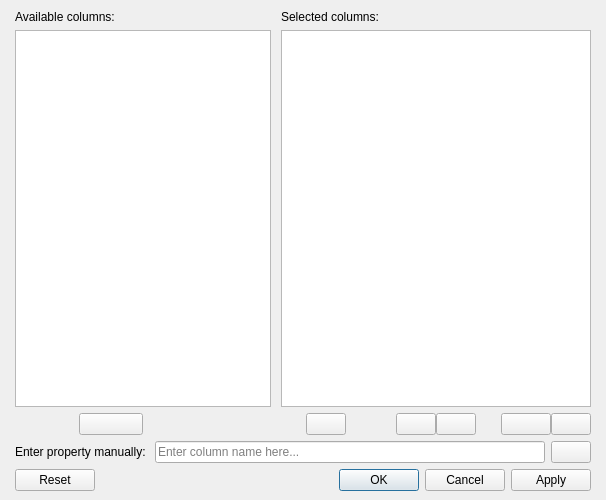
Old version of the form Resources/UI/Add_RemoveColumns.ui in the repository APEbbers/BillOfMaterials-WB.
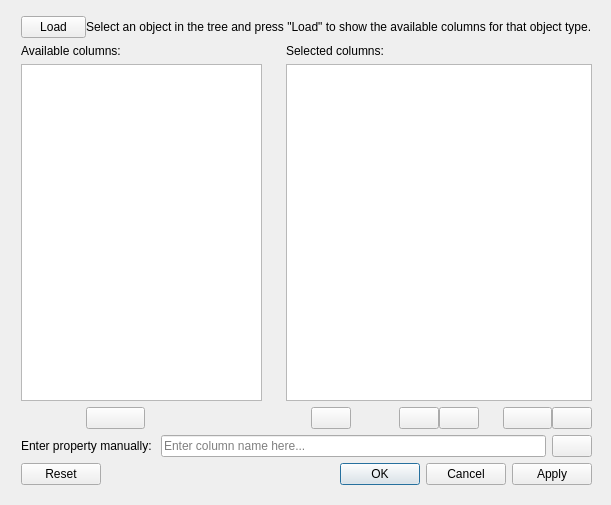
New version of the form. Icons and pictures are not drawn.

Commit message: Added load button to make the procedure more user friendly

Diff of the .ui file:
```diff
--- a/Resources/UI/Add_RemoveColumns.ui
+++ b/Resources/UI/Add_RemoveColumns.ui
@@ -9,8 +9,8 @@
    <rect>
     <x>0</x>
     <y>0</y>
-    <width>606</width>
-    <height>500</height>
+    <width>611</width>
+    <height>505</height>
    </rect>
   </property>
   <property name="sizePolicy">
@@ -45,7 +45,7 @@
     <rect>
      <x>10</x>
      <y>10</y>
-     <width>586</width>
+     <width>593</width>
      <height>481</height>
     </rect>
    </property>
@@ -53,6 +53,18 @@
     <property name="sizeConstraint">
      <enum>QLayout::SetDefaultConstraint</enum>
     </property>
+    <property name="leftMargin">
+     <number>6</number>
+    </property>
+    <property name="topMargin">
+     <number>6</number>
+    </property>
+    <property name="rightMargin">
+     <number>6</number>
+    </property>
+    <property name="bottomMargin">
+     <number>6</number>
+    </property>
     <item row="2" column="1">
      <layout class="QGridLayout" name="gridLayout_4">
       <property name="verticalSpacing">
@@ -128,34 +140,7 @@
       <property name="verticalSpacing">
        <number>6</number>
       </property>
-      <item row="2" column="14">
-       <widget class="QPushButton" name="Sort_ZA">
-        <property name="text">
-         <string/>
-        </property>
-        <property name="icon">
-         <iconset>
-          <normaloff>../Icons/Sort_ZA_Dark.png</normaloff>../Icons/Sort_ZA_Dark.png</iconset>
-        </property>
-       </widget>
-      </item>
-      <item row="2" column="0">
-       <spacer name="horizontalSpacer">
-        <property name="orientation">
-         <enum>Qt::Vertical</enum>
-        </property>
-        <property name="sizeType">
-         <enum>QSizePolicy::Fixed</enum>
-        </property>
-        <property name="sizeHint" stdset="0">
-         <size>
-          <width>5</width>
-          <height>20</height>
-         </size>
-        </property>
-       </spacer>
-      </item>
-      <item row="2" column="5">
+      <item row="3" column="5">
        <spacer name="horizontalSpacer_4">
         <property name="orientation">
          <enum>Qt::Vertical</enum>
@@ -171,80 +156,23 @@
         </property>
        </spacer>
       </item>
-      <item row="2" column="9">
-       <widget class="QPushButton" name="Move_Up">
-        <property name="text">
-         <string/>
+      <item row="3" column="7">
+       <spacer name="horizontalSpacer_2">
+        <property name="orientation">
+         <enum>Qt::Vertical</enum>
         </property>
-        <property name="icon">
-         <iconset>
-          <normaloff>../Icons/SingleArrow_Up_Dark.svg</normaloff>../Icons/SingleArrow_Up_Dark.svg</iconset>
+        <property name="sizeType">
+         <enum>QSizePolicy::Fixed</enum>
         </property>
-       </widget>
-      </item>
-      <item row="2" column="10">
-       <widget class="QPushButton" name="Move_Down">
-        <property name="text">
-         <string/>
-        </property>
-        <property name="icon">
-         <iconset>
-          <normaloff>../Icons/SingleArrow_Down_Dark.svg</normaloff>../Icons/SingleArrow_Down_Dark.svg</iconset>
-        </property>
-       </widget>
-      </item>
-      <item row="1" column="5" colspan="10">
-       <widget class="QListWidget" name="Columns_Present">
-        <property name="sizePolicy">
-         <sizepolicy hsizetype="MinimumExpanding" vsizetype="Expanding">
-          <horstretch>0</horstretch>
-          <verstretch>0</verstretch>
-         </sizepolicy>
-        </property>
-        <property name="sizeIncrement">
+        <property name="sizeHint" stdset="0">
          <size>
-          <width>1</width>
-          <height>0</height>
+          <width>5</width>
+          <height>20</height>
          </size>
         </property>
-        <property name="sizeAdjustPolicy">
-         <enum>QAbstractScrollArea::AdjustIgnored</enum>
-        </property>
-        <property name="dragEnabled">
-         <bool>true</bool>
-        </property>
-        <property name="alternatingRowColors">
-         <bool>false</bool>
-        </property>
-        <property name="selectionMode">
-         <enum>QAbstractItemView::NoSelection</enum>
-        </property>
-        <property name="movement">
-         <enum>QListView::Static</enum>
-        </property>
-        <property name="resizeMode">
-         <enum>QListView::Fixed</enum>
-        </property>
-        <property name="layoutMode">
-         <enum>QListView::SinglePass</enum>
-        </property>
-        <property name="sortingEnabled">
-         <bool>false</bool>
-        </property>
-       </widget>
+       </spacer>
       </item>
-      <item row="2" column="1">
-       <widget class="QPushButton" name="AddItem">
-        <property name="text">
-         <string/>
-        </property>
-        <property name="icon">
-         <iconset>
-          <normaloff>../Icons/+ sign.svg</normaloff>../Icons/+ sign.svg</iconset>
-        </property>
-       </widget>
-      </item>
-      <item row="1" column="4">
+      <item row="2" column="4">
        <layout class="QGridLayout" name="gridLayout">
         <item row="3" column="0">
          <spacer name="verticalSpacer">
@@ -261,50 +189,7 @@
         </item>
        </layout>
       </item>
-      <item row="2" column="12" colspan="2">
-       <widget class="QPushButton" name="Sort_AZ">
-        <property name="text">
-         <string/>
-        </property>
-        <property name="icon">
-         <iconset>
-          <normaloff>../../../../../Icons/General icons/Sort_AZ_Dark.png</normaloff>../../../../../Icons/General icons/Sort_AZ_Dark.png</iconset>
-        </property>
-       </widget>
-      </item>
-      <item row="2" column="7">
-       <spacer name="horizontalSpacer_2">
-        <property name="orientation">
-         <enum>Qt::Vertical</enum>
-        </property>
-        <property name="sizeType">
-         <enum>QSizePolicy::Fixed</enum>
-        </property>
-        <property name="sizeHint" stdset="0">
-         <size>
-          <width>5</width>
-          <height>20</height>
-         </size>
-        </property>
-       </spacer>
-      </item>
-      <item row="2" column="2" colspan="2">
-       <spacer name="horizontalSpacer_3">
-        <property name="orientation">
-         <enum>Qt::Vertical</enum>
-        </property>
-        <property name="sizeType">
-         <enum>QSizePolicy::Fixed</enum>
-        </property>
-        <property name="sizeHint" stdset="0">
-         <size>
-          <width>5</width>
-          <height>5</height>
-         </size>
-        </property>
-       </spacer>
-      </item>
-      <item row="2" column="11">
+      <item row="3" column="11">
        <spacer name="horizontalSpacer_6">
         <property name="orientation">
          <enum>Qt::Vertical</enum>
@@ -320,7 +205,18 @@
         </property>
        </spacer>
       </item>
-      <item row="2" column="6">
+      <item row="3" column="10">
+       <widget class="QPushButton" name="Move_Down">
+        <property name="text">
+         <string/>
+        </property>
+        <property name="icon">
+         <iconset>
+          <normaloff>../Icons/SingleArrow_Down_Dark.svg</normaloff>../Icons/SingleArrow_Down_Dark.svg</iconset>
+        </property>
+       </widget>
+      </item>
+      <item row="3" column="6">
        <widget class="QPushButton" name="RemoveItem">
         <property name="sizePolicy">
          <sizepolicy hsizetype="Preferred" vsizetype="Fixed">
@@ -337,7 +233,7 @@
         </property>
        </widget>
       </item>
-      <item row="1" column="0" colspan="4">
+      <item row="2" column="0" colspan="4">
        <widget class="QListWidget" name="Columns_To_Add">
         <property name="sizePolicy">
          <sizepolicy hsizetype="MinimumExpanding" vsizetype="Expanding">
@@ -368,20 +264,153 @@
         </property>
        </widget>
       </item>
-      <item row="0" column="5" colspan="10">
+      <item row="1" column="5" colspan="10">
        <widget class="QLabel" name="label_2">
         <property name="text">
          <string>Selected columns:</string>
         </property>
        </widget>
       </item>
-      <item row="0" column="0" colspan="4">
+      <item row="1" column="0" colspan="4">
        <widget class="QLabel" name="label">
         <property name="text">
          <string>Available columns:</string>
         </property>
        </widget>
       </item>
+      <item row="2" column="5" colspan="10">
+       <widget class="QListWidget" name="Columns_Present">
+        <property name="sizePolicy">
+         <sizepolicy hsizetype="MinimumExpanding" vsizetype="Expanding">
+          <horstretch>0</horstretch>
+          <verstretch>0</verstretch>
+         </sizepolicy>
+        </property>
+        <property name="sizeIncrement">
+         <size>
+          <width>1</width>
+          <height>0</height>
+         </size>
+        </property>
+        <property name="sizeAdjustPolicy">
+         <enum>QAbstractScrollArea::AdjustIgnored</enum>
+        </property>
+        <property name="dragEnabled">
+         <bool>true</bool>
+        </property>
+        <property name="alternatingRowColors">
+         <bool>false</bool>
+        </property>
+        <property name="selectionMode">
+         <enum>QAbstractItemView::NoSelection</enum>
+        </property>
+        <property name="movement">
+         <enum>QListView::Static</enum>
+        </property>
+        <property name="resizeMode">
+         <enum>QListView::Fixed</enum>
+        </property>
+        <property name="layoutMode">
+         <enum>QListView::SinglePass</enum>
+        </property>
+        <property name="sortingEnabled">
+         <bool>false</bool>
+        </property>
+       </widget>
+      </item>
+      <item row="3" column="1">
+       <widget class="QPushButton" name="AddItem">
+        <property name="text">
+         <string/>
+        </property>
+        <property name="icon">
+         <iconset>
+          <normaloff>../Icons/+ sign.svg</normaloff>../Icons/+ sign.svg</iconset>
+        </property>
+       </widget>
+      </item>
+      <item row="3" column="14">
+       <widget class="QPushButton" name="Sort_ZA">
+        <property name="text">
+         <string/>
+        </property>
+        <property name="icon">
+         <iconset>
+          <normaloff>../Icons/Sort_ZA_Dark.png</normaloff>../Icons/Sort_ZA_Dark.png</iconset>
+        </property>
+       </widget>
+      </item>
+      <item row="3" column="2" colspan="2">
+       <spacer name="horizontalSpacer_3">
+        <property name="orientation">
+         <enum>Qt::Vertical</enum>
+        </property>
+        <property name="sizeType">
+         <enum>QSizePolicy::Fixed</enum>
+        </property>
+        <property name="sizeHint" stdset="0">
+         <size>
+          <width>5</width>
+          <height>5</height>
+         </size>
+        </property>
+       </spacer>
+      </item>
+      <item row="3" column="9">
+       <widget class="QPushButton" name="Move_Up">
+        <property name="text">
+         <string/>
+        </property>
+        <property name="icon">
+         <iconset>
+          <normaloff>../Icons/SingleArrow_Up_Dark.svg</normaloff>../Icons/SingleArrow_Up_Dark.svg</iconset>
+        </property>
+       </widget>
+      </item>
+      <item row="3" column="0">
+       <spacer name="horizontalSpacer">
+        <property name="orientation">
+         <enum>Qt::Vertical</enum>
+        </property>
+        <property name="sizeType">
+         <enum>QSizePolicy::Fixed</enum>
+        </property>
+        <property name="sizeHint" stdset="0">
+         <size>
+          <width>5</width>
+          <height>20</height>
+         </size>
+        </property>
+       </spacer>
+      </item>
+      <item row="3" column="12" colspan="2">
+       <widget class="QPushButton" name="Sort_AZ">
+        <property name="text">
+         <string/>
+        </property>
+        <property name="icon">
+         <iconset>
+          <normaloff>../../../../../Icons/General icons/Sort_AZ_Dark.png</normaloff>../../../../../Icons/General icons/Sort_AZ_Dark.png</iconset>
+        </property>
+       </widget>
+      </item>
+      <item row="0" column="0">
+       <widget class="QPushButton" name="LoadProperties">
+        <property name="text">
+         <string>Load</string>
+        </property>
+       </widget>
+      </item>
+      <item row="0" column="1" colspan="14">
+       <widget class="QLabel" name="label_4">
+        <property name="text">
+         <string>&lt;html&gt;&lt;head/&gt;&lt;body&gt;&lt;p&gt;Select an object in the tree and press &amp;quot;Load&amp;quot; to show the available columns for that object type.&lt;/p&gt;&lt;/body&gt;&lt;/html&gt;</string>
+        </property>
+        <property name="margin">
+         <number>10</number>
+        </property>
+       </widget>
+      </item>
      </layout>
     </item>
     <item row="3" column="1">
```
The commit also changes 2 other files.
